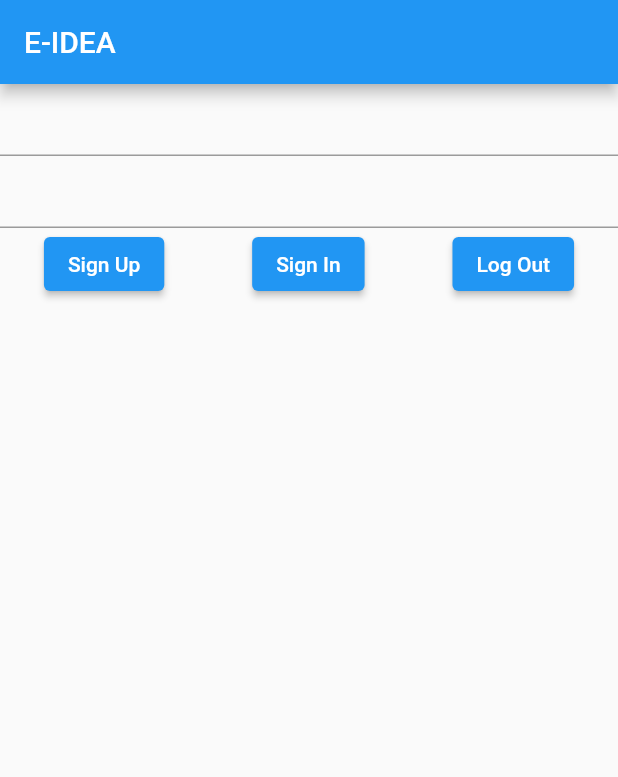
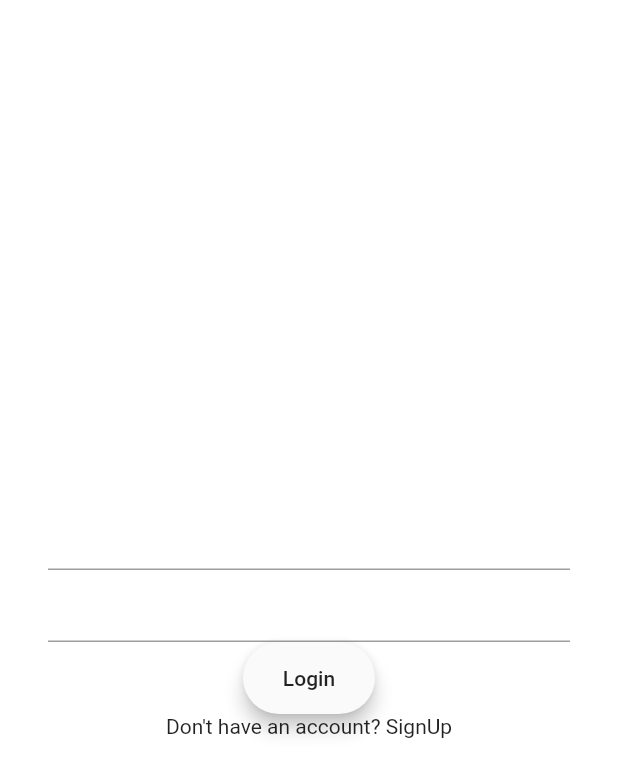
Before and after one commit to Season-of-Code-2022-MDG-Space/E-idea, a Flutter app: the screen it shows after launch, on a phone screen of 412 x 824 dp. Shown: the top 777 px of the screen. Run offline on Flutter 3.47's test engine with Material 2 defaults, Android fonts, the phone set to English and light mode, and no system bars; our stand-ins replace firebase_auth, firebase_core; accounts and stored records are empty.

Commit message:
modified structure of login screen

```diff
--- a/assignment/lib/main.dart
+++ b/assignment/lib/main.dart
@@ -1,58 +1,21 @@
 import 'package:flutter/material.dart';
+import 'package:assignment/screens/loginscreen.dart';
 import 'package:firebase_core/firebase_core.dart';
 import 'package:firebase_auth/firebase_auth.dart';
 
-void main() async {
-  WidgetsFlutterBinding.ensureInitialized();
-  await Firebase.initializeApp();
-  runApp(const MyApp());
+void main() {
+  runApp(MyApp());
 }
 
-class MyApp extends StatefulWidget {
-  const MyApp({Key? key}) : super(key: key);
-
-  @override
-  _MyAppState createState() => _MyAppState();
-}
-
-class _MyAppState extends State<MyApp> {
-  final emailController = TextEditingController();
-  final passwordController = TextEditingController();
+class MyApp extends StatelessWidget {
   @override
   Widget build(BuildContext context) {
     return MaterialApp(
-      home: Scaffold(
-        appBar: AppBar(
-          title: Text('E-IDEA'),
-        ),
-        body: Center(
-            child: Column(
-          children: [
-            TextField(controller: emailController),
-            TextField(controller: passwordController),
-            Row(
-              mainAxisAlignment: MainAxisAlignment.spaceAround,
-              children: [
-                ElevatedButton(
-                    onPressed: () async {
-                      await FirebaseAuth.instance
-                          .createUserWithEmailAndPassword(
-                              email: emailController.text,
-                              password: passwordController.text);
-                      setState(() {});
-                    },
-                    child: Text('Sign Up')),
-                ElevatedButton(
-                    onPressed: () {
-                      print('Welcome to E-IDEA!');
-                    },
-                    child: Text('Sign In')),
-                ElevatedButton(onPressed: () {}, child: Text('Log Out')),
-              ],
-            )
-          ],
-        )),
+      title: 'assignemnt app',
+      theme: ThemeData(
+        primarySwatch: Colors.blue,
       ),
+      home: loginscreen(),
     );
   }
 }
--- /dev/null
+++ b/assignment/lib/screens/loginscreen.dart
@@ -0,0 +1,85 @@
+import 'package:assignment/main.dart';
+import 'package:assignment/screens/signupscreen.dart';
+import 'package:flutter/material.dart';
+
+class loginscreen extends StatefulWidget {
+  const loginscreen({Key? key}) : super(key: key);
+
+  @override
+  _loginscreenState createState() => _loginscreenState();
+}
+
+class _loginscreenState extends State<loginscreen> {
+  final _formKey = GlobalKey<FormState>();
+
+  final TextEditingController emailController = new TextEditingController();
+  final TextEditingController passwordController = new TextEditingController();
+
+  @override
+  Widget build(BuildContext context) {
+    final emailfield = TextFormField(
+      autofocus: false,
+      controller: emailController,
+      keyboardType: TextInputType.emailAddress,
+      onSaved: (value) {
+        emailController.text = value!;
+      },
+      textInputAction: TextInputAction.next,
+    );
+
+    final passwordfield = TextFormField(
+      autofocus: false,
+      controller: passwordController,
+      onSaved: (value) {
+        passwordController.text = value!;
+      },
+      textInputAction: TextInputAction.done,
+    );
+
+    final loginbutton = Material(
+      elevation: 5,
+      borderRadius: BorderRadius.circular(30),
+      child: MaterialButton(
+        onPressed: () {},
+        child: Text('Login'),
+      ),
+    );
+    return Scaffold(
+      backgroundColor: Colors.white,
+      body: Center(
+        child: SingleChildScrollView(
+          child: Container(
+            color: Colors.white,
+            child: Padding(
+              padding: const EdgeInsets.all(32.0),
+              child: Form(
+                key: _formKey,
+                child: Column(
+                  children: <Widget>[
+                    emailfield,
+                    passwordfield,
+                    loginbutton,
+                    Row(
+                        mainAxisAlignment: MainAxisAlignment.center,
+                        children: <Widget>[
+                          Text("Don't have an account? "),
+                          GestureDetector(
+                            onTap: () {
+                              Navigator.push(
+                                  context,
+                                  MaterialPageRoute(
+                                      builder: (context) => signupscreen()));
+                            },
+                            child: Text("SignUp"),
+                          )
+                        ])
+                  ],
+                ),
+              ),
+            ),
+          ),
+        ),
+      ),
+    );
+  }
+}
```
Also changed, not shown: assignment/lib/screens/signupscreen.dart (added, +15 -0 lines), 1 other file.
